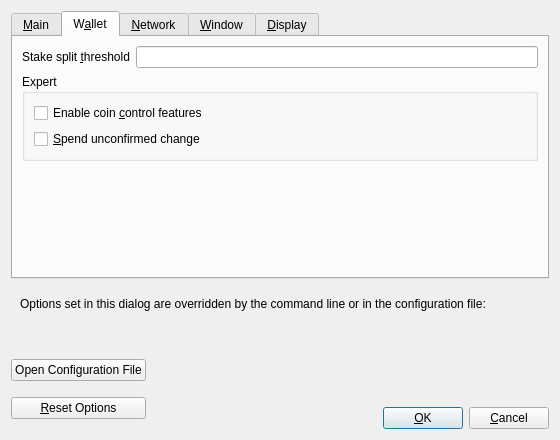
Before: the Qt Designer form src/qt/forms/optionsdialog.ui in maciejzaleski/bitgreen, drawn with Qt 5.
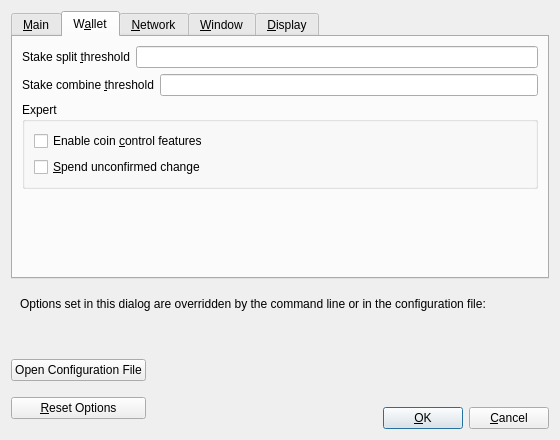
After: the same form once the commit is applied. The open tabs and pages were chosen to show the change. Custom widgets are drawn as their Qt base class.

Commit message:
add stake combine threshold settings
Added RPC calls:
- getstakecombinethreshold
- setstakecombinethreshold
Added GUI Option inside Wallet tab.

```diff
--- a/src/qt/forms/optionsdialog.ui
+++ b/src/qt/forms/optionsdialog.ui
@@ -224,6 +224,30 @@
          </item>
         </layout>
        </item>
+       <item>
+        <layout class="QHBoxLayout" name="horizontalLayout_stakeCombineThreshold">
+         <item>
+          <widget class="QLabel" name="stakeCombineThresholdLabel">
+           <property name="toolTip">
+            <string>Combine the stake transaction if the UTXO amount is lower than the specified threshold.</string>
+           </property>
+           <property name="text">
+            <string>Stake combine &amp;threshold</string>
+           </property>
+           <property name="buddy">
+            <cstring>stakeCombineThreshold</cstring>
+           </property>
+          </widget>
+         </item>
+         <item>
+          <widget class="QLineEdit" name="stakeCombineThreshold">
+           <property name="toolTip">
+            <string>Combine the stake transaction if the UTXO amount is lower than the specified threshold.</string>
+           </property>
+          </widget>
+         </item>
+        </layout>
+       </item>
        <item>
         <widget class="QGroupBox" name="groupBox">
          <property name="title">
```
The commit also changes 9 other files.
